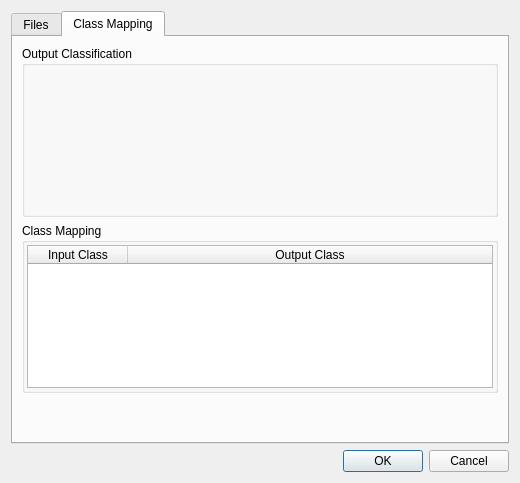
Old version of the form enmapbox/coreapps/reclassifyapp/reclassifydialog.ui in the repository jakimowb/enmapbox_testmigration2.
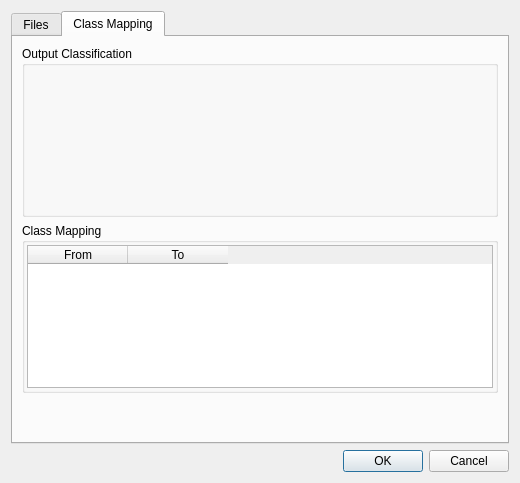
New version of the form. Custom widgets are drawn as their Qt base class.

Commit message: gui/classification added resources, fixed smaller bugs

```diff
--- a/enmapbox/coreapps/reclassifyapp/reclassifydialog.ui
+++ b/enmapbox/coreapps/reclassifyapp/reclassifydialog.ui
@@ -189,11 +189,20 @@
          <property name="title">
           <string>Class Mapping</string>
          </property>
-         <layout class="QVBoxLayout" name="verticalLayout_6">
+         <layout class="QHBoxLayout" name="horizontalLayout_3">
           <property name="spacing">
            <number>2</number>
           </property>
-          <property name="margin">
+          <property name="leftMargin">
+           <number>2</number>
+          </property>
+          <property name="topMargin">
+           <number>2</number>
+          </property>
+          <property name="rightMargin">
+           <number>2</number>
+          </property>
+          <property name="bottomMargin">
            <number>2</number>
           </property>
           <item>
@@ -208,16 +217,16 @@
              <number>2</number>
             </property>
             <attribute name="horizontalHeaderStretchLastSection">
-             <bool>true</bool>
+             <bool>false</bool>
             </attribute>
             <column>
              <property name="text">
-              <string>Input Class</string>
+              <string>From</string>
              </property>
             </column>
             <column>
              <property name="text">
-              <string>Output Class</string>
+              <string>To</string>
              </property>
             </column>
            </widget>
```
Left out of the diff: 48 changed lines with no effect on the pictures. The commit also changes 6 other files.
